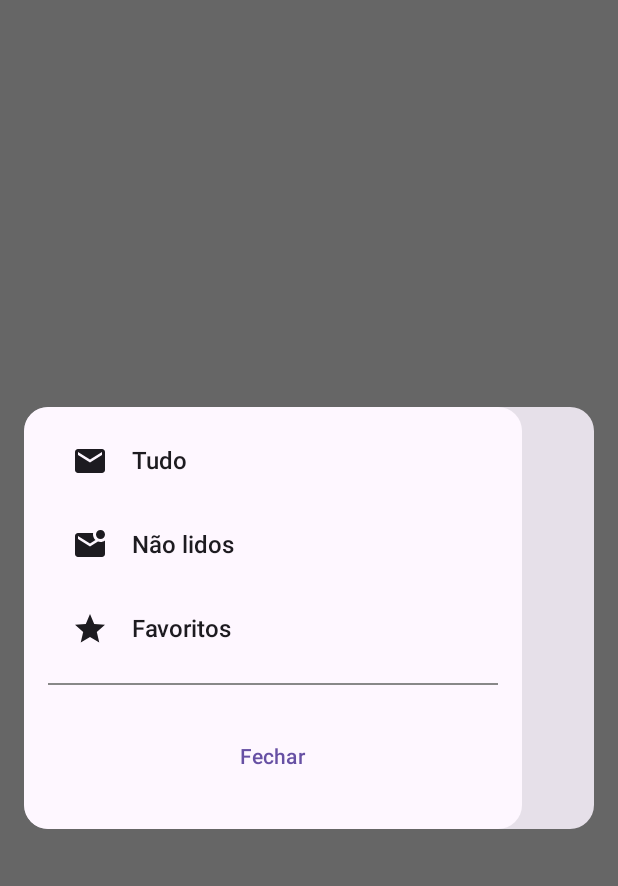
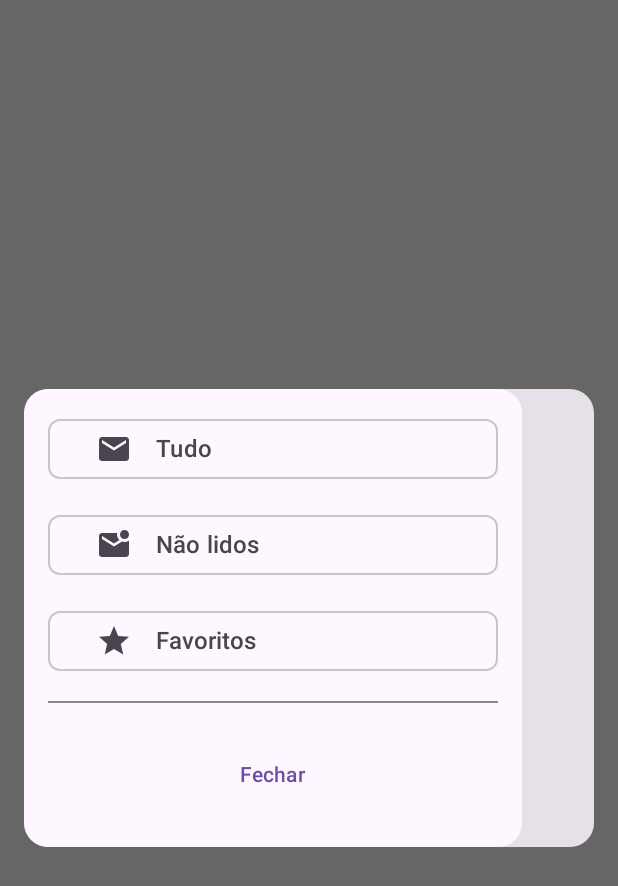
Before and after one commit to Guihermee/Fiapweb, an Android app built with Jetpack Compose: the @Preview function ModalPreviw, on a phone screen of 412 x 824 dp. Shown: the top 886 px of the screen. Run offline under Robolectric (Android 15) with nearby library versions, the phone set to English and light mode, and no system bars.

Commit message:
Modal de Filtros modificada para adcionar o chip

```diff
--- a/app/src/main/java/br/com/fiap/fiapweb/components/ModalFiltros.kt
+++ b/app/src/main/java/br/com/fiap/fiapweb/components/ModalFiltros.kt
@@ -1,17 +1,17 @@
 package br.com.fiap.fiapweb.components
 
-import androidx.compose.foundation.Image
 import androidx.compose.foundation.background
 import androidx.compose.foundation.clickable
 import androidx.compose.foundation.layout.*
 import androidx.compose.foundation.shape.RoundedCornerShape
 import androidx.compose.material.icons.Icons
 import androidx.compose.material.icons.filled.*
-import androidx.compose.material3.Button
 import androidx.compose.material3.Card
 import androidx.compose.material3.Divider
+import androidx.compose.material3.ExperimentalMaterial3Api
+import androidx.compose.material3.FilterChip
+import androidx.compose.material3.FilterChipDefaults
 import androidx.compose.material3.Icon
-import androidx.compose.material3.IconButton
 import androidx.compose.material3.MaterialTheme
 import androidx.compose.material3.Text
 import androidx.compose.material3.TextButton
@@ -20,17 +20,20 @@ import androidx.compose.ui.Alignment
 import androidx.compose.ui.Modifier
 import androidx.compose.ui.graphics.Color
 import androidx.compose.ui.graphics.vector.ImageVector
-import androidx.compose.ui.layout.ContentScale
-import androidx.compose.ui.res.painterResource
 import androidx.compose.ui.text.font.FontWeight
 import androidx.compose.ui.tooling.preview.Preview
 import androidx.compose.ui.unit.dp
 import androidx.compose.ui.unit.sp
 import androidx.compose.ui.window.Dialog
-import br.com.fiap.fiapweb.R
 
+@OptIn(ExperimentalMaterial3Api::class)
 @Composable
-fun ModalI(icon: ImageVector, label: String, onClick: () -> Unit) {
+fun ModalItems(icon: ImageVector, label: String, onClick: () -> Unit) {
+    var selected by remember { mutableStateOf(false) }
+
+    FilterChip(
+        onClick = { selected = !selected },
+        label = {
             Row(
                 modifier = Modifier
                     .fillMaxWidth()
@@ -50,6 +53,20 @@ fun ModalI(icon: ImageVector, label: String, onClick: () -> Unit) {
                     fontWeight = FontWeight.Medium
                 )
             }
+        },
+        selected = selected,
+        leadingIcon = if (selected) {
+            {
+                Icon(
+                    imageVector = Icons.Filled.Done,
+                    contentDescription = "Done icon",
+                    modifier = Modifier.size(FilterChipDefaults.IconSize)
+                )
+            }
+        } else {
+            null
+        },
+    )
 }
 
 @Composable
@@ -72,23 +89,26 @@ fun ModalFiltros(
                 Column(
                     modifier = Modifier
                         .align(Alignment.Center)
-                        .background(MaterialTheme.colorScheme.background, shape = RoundedCornerShape(16.dp))
+                        .background(
+                            MaterialTheme.colorScheme.background,
+                            shape = RoundedCornerShape(16.dp)
+                        )
                         .padding(16.dp)
                         .width(300.dp),
                     horizontalAlignment = Alignment.CenterHorizontally,
                     verticalArrangement = Arrangement.spacedBy(16.dp)
                 ) {
-                    ModalI(
+                    ModalItems(
                         icon = Icons.Default.Email,
                         label = "Tudo",
                         onClick = { }
                     )
-                    ModalI(
+                    ModalItems(
                         icon = Icons.Default.MarkEmailUnread,
                         label = "Não lidos",
                         onClick = { }
                     )
-                    ModalI(
+                    ModalItems(
                         icon = Icons.Default.Star,
                         label = "Favoritos",
                         onClick = { }
```
Lines whose indentation alone changed are shown as unchanged.
